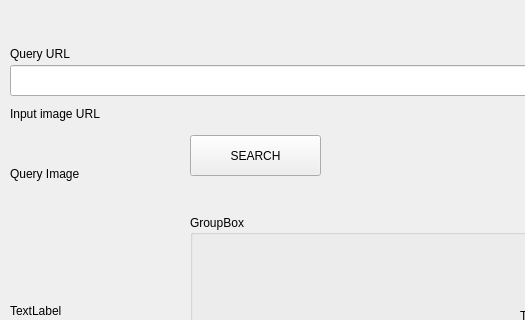
This is nike-launchpad.ui in Leon047/Nike-demo-launchpad as Qt 5 draws it before an edit; both pictures show x 0 to 525 and y 275 to 595 of the 802 by 758 pixel window. The edited form follows.
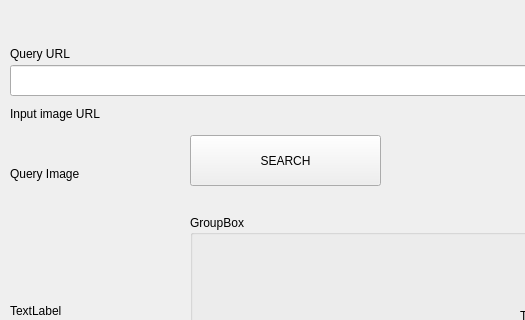
This is the edited form.

Patch:
```diff
--- a/nike-launchpad.ui
+++ b/nike-launchpad.ui
@@ -22,8 +22,8 @@
      <rect>
       <x>190</x>
       <y>410</y>
-      <width>131</width>
-      <height>41</height>
+      <width>191</width>
+      <height>51</height>
      </rect>
     </property>
     <property name="text">
```
